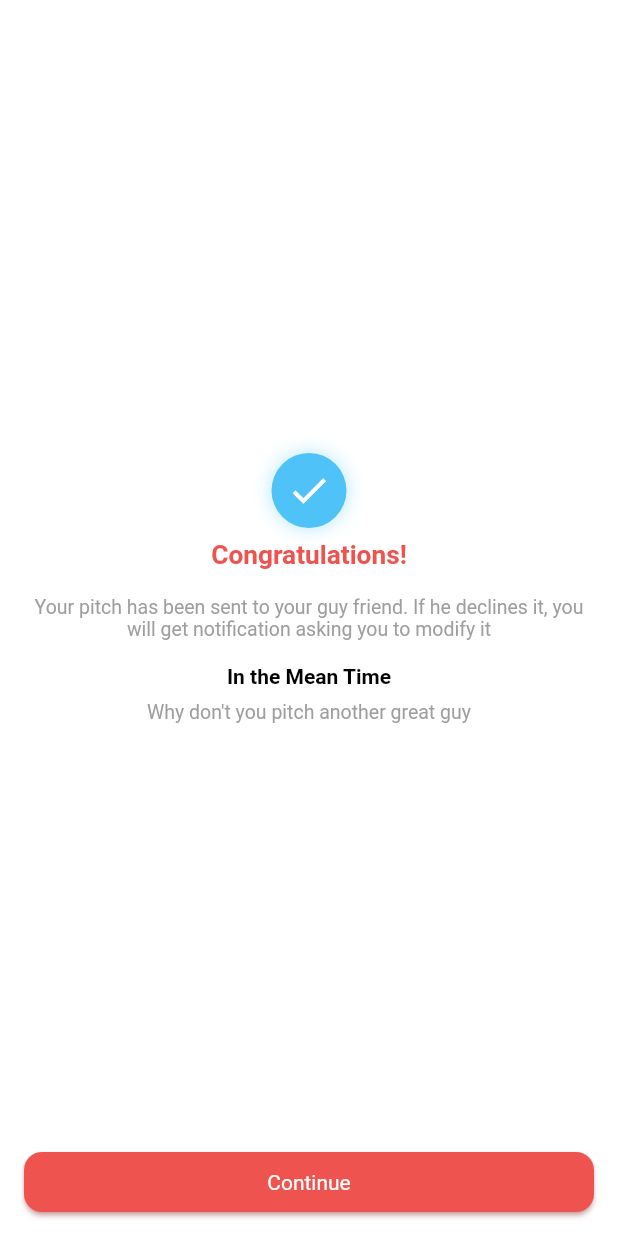
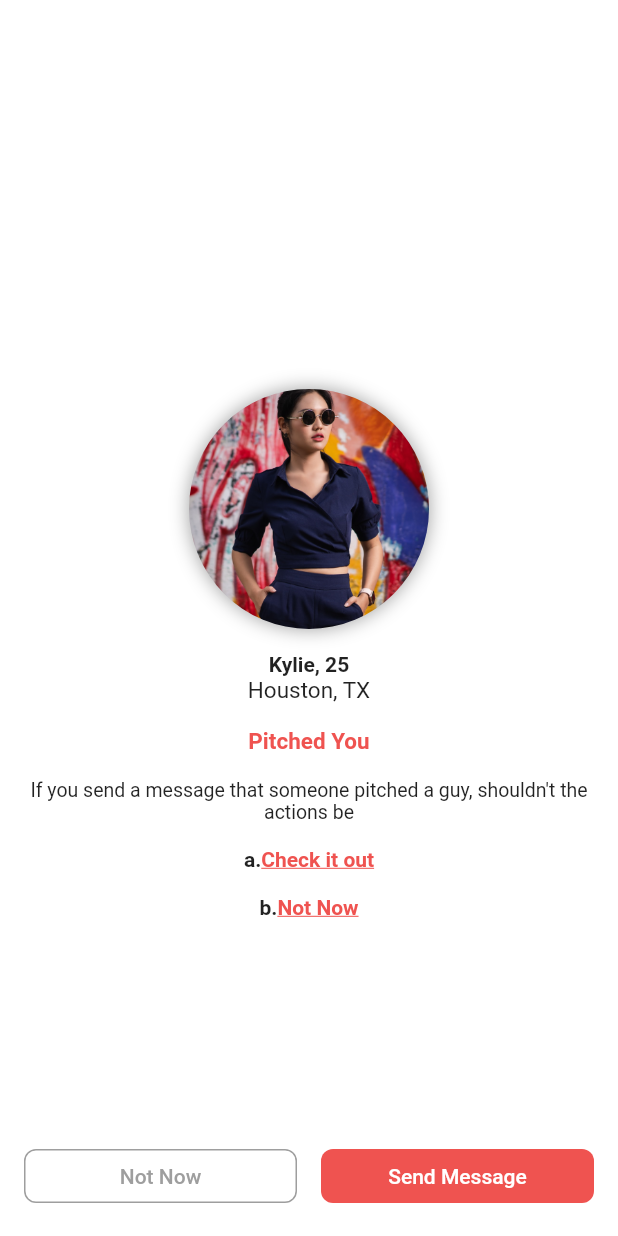
Before and after one commit to UsmanKhanFlutter/pitch_app, a Flutter app: the screen it shows after launch, on a phone screen of 412 x 824 dp. Run offline on Flutter 3.47's test engine with Material 2 defaults, Android fonts, the light colour scheme and no system bars; drawn by our look-alikes of velocity_x; our stand-ins replace country_code_picker.

Commit message:
added  screen_pitch_you.dart.dart

```diff
--- a/lib/main.dart
+++ b/lib/main.dart
@@ -1,12 +1,5 @@
 import 'package:flutter/material.dart';
-import 'package:pitch_app/screens/catalog/screen_catalog.dart';
-import 'package:pitch_app/screens/screen_bio.dart';
-import 'package:pitch_app/screens/screen_congratulations_2.dart';
-import 'package:pitch_app/screens/screen_get_started.dart';
-import 'package:pitch_app/screens/screen_information.dart';
-import 'package:pitch_app/screens/screen_main.dart';
-import 'package:pitch_app/screens/profile/screen_profile.dart';
-import 'package:pitch_app/widgets/profile_image.dart';
+import 'package:pitch_app/screens/screen_pitch_you.dart';
 
 void main() {
   runApp(MyApp());
@@ -23,7 +16,7 @@ class MyApp extends StatelessWidget {
         primarySwatch: Colors.blue,
         canvasColor: Colors.transparent,
       ),
-      home: CongratulationsTwoScreen(),
+      home: PitchYouScreen(),
     );
   }
 }
--- /dev/null
+++ b/lib/screens/screen_pitch_you.dart
@@ -0,0 +1,114 @@
+import 'package:flutter/material.dart';
+import 'package:pitch_app/helpers/size_config.dart';
+import 'package:pitch_app/widgets/stretched_button.dart';
+import 'package:velocity_x/velocity_x.dart';
+
+class PitchYouScreen extends StatelessWidget {
+  @override
+  Widget build(BuildContext context) {
+    return Scaffold(
+      backgroundColor: Colors.white,
+      body: Column(
+        children: [
+          SizedBox(height: ConfigSize.convertHeight(context, 80)),
+          Expanded(
+            child: Column(
+              mainAxisAlignment: MainAxisAlignment.center,
+              children: [
+                Container(
+                  height: 160,
+                  width: 160,
+                  decoration: BoxDecoration(
+                    boxShadow: [
+                      BoxShadow(
+                        color: Colors.grey,
+                        spreadRadius: 0,
+                        blurRadius: 10,
+                      ),
+                    ],
+                    borderRadius: BorderRadius.circular(80),
+                  ),
+                  child: ClipRRect(
+                    borderRadius: BorderRadius.circular(80),
+                    child: Image.asset(
+                      'assets/images/girl_2x.png',
+                      fit: BoxFit.cover,
+                    ),
+                  ),
+                ),
+                SizedBox(height: 16),
+                "Kylie, 25".text.bold.make(),
+                "Houston, TX".text.size(15).make(),
+                SizedBox(height: 16),
+                "Pitched You"
+                    .text
+                    .bold
+                    .size(15)
+                    .color(Colors.red.shade400)
+                    .make(),
+                SizedBox(height: 16),
+                "If you send a message that someone pitched a guy, shouldn't the actions be"
+                    .text
+                    .align(TextAlign.center)
+                    .size(13)
+                    .make(),
+                SizedBox(height: 16),
+                HStack([
+                  "a.".text.bold.make(),
+                  InkWell(
+                    onTap: () {},
+                    child: "Check it out"
+                        .text
+                        .bold
+                        .color(Colors.red.shade400)
+                        .underline
+                        .make(),
+                  )
+                ]),
+                SizedBox(height: 16),
+                HStack([
+                  "b.".text.bold.make(),
+                  InkWell(
+                    onTap: () {},
+                    child: "Not Now"
+                        .text
+                        .bold
+                        .color(Colors.red.shade400)
+                        .underline
+                        .make(),
+                  )
+                ])
+              ],
+            ),
+          ),
+          Row(
+            children: [
+              Expanded(
+                child: MaterialButton(
+                  onPressed: () {},
+                  elevation: 0,
+                  color: Colors.white,
+                  child: "Not Now".text.color(Colors.grey).make(),
+                  shape: RoundedRectangleBorder(
+                      side: BorderSide(color: Colors.grey),
+                      borderRadius: BorderRadius.circular(8)),
+                ),
+              ),
+              SizedBox(width: 16),
+              Expanded(
+                child: MaterialButton(
+                  onPressed: () {},
+                  elevation: 0,
+                  child: "Send Message".text.white.make(),
+                  color: Colors.red.shade400,
+                  shape: RoundedRectangleBorder(
+                      borderRadius: BorderRadius.circular(8)),
+                ),
+              )
+            ],
+          ),
+        ],
+      ).pSymmetric(h: 16, v: 16),
+    );
+  }
+}
```
